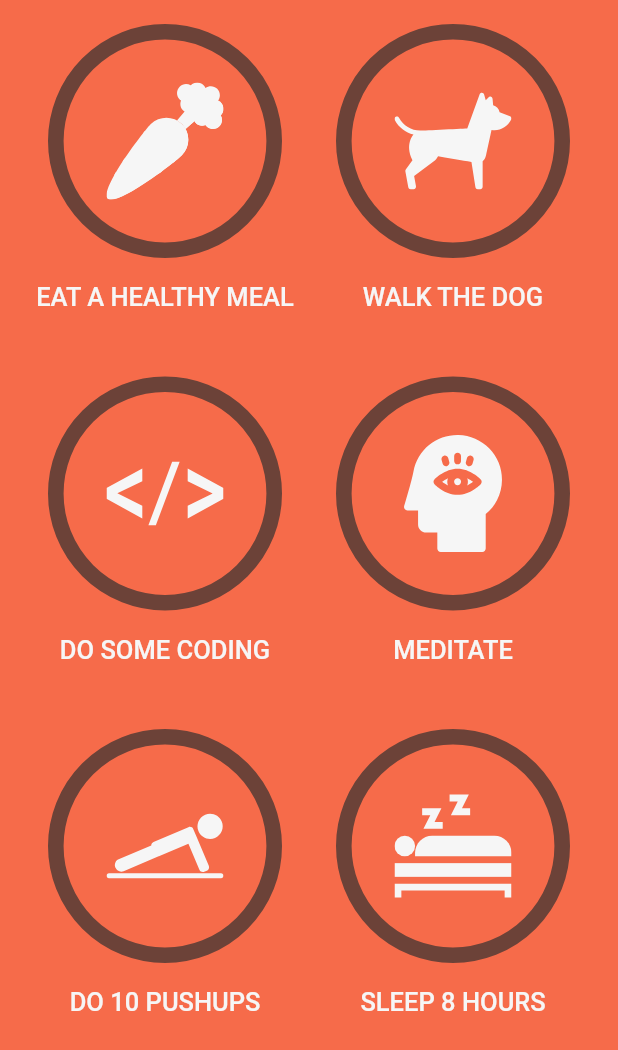
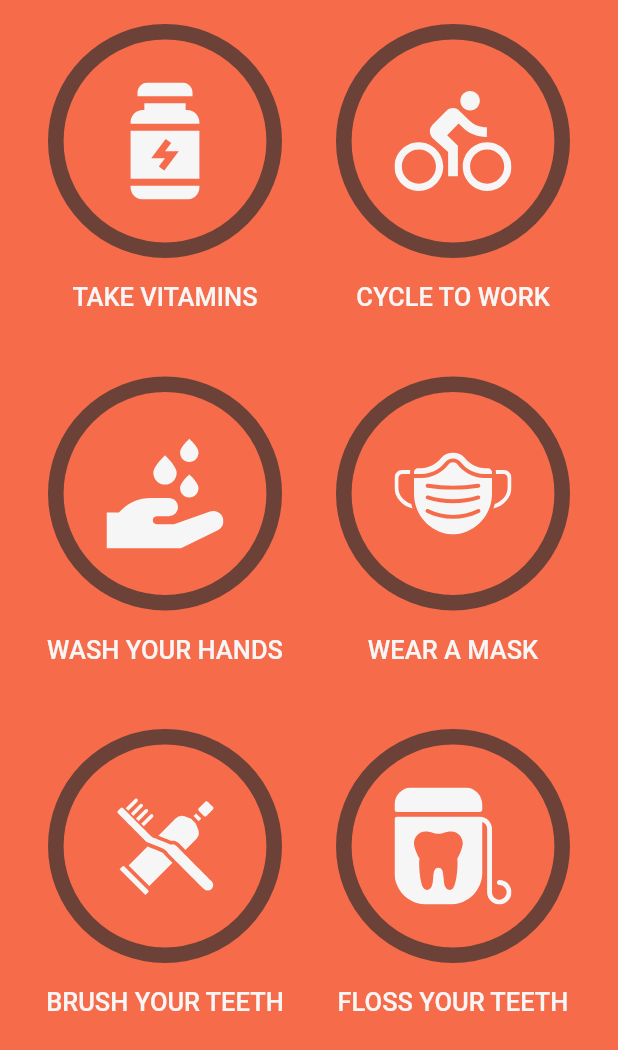
Before and after one commit to isnihal/habit_tracker, a Flutter app: the screen it shows after launch, on a phone screen of 412 x 824 dp. Shown: the top 1050 px of the screen. Run offline on Flutter 3.47's test engine with Material 2 defaults, Android fonts, the phone set to English and light mode, and no system bars; our stand-ins replace flutter_svg, hive, hive_flutter; accounts and stored records are empty; Roboto replaces fonts that are missing (Helvetica Neue).

```diff
--- a/lib/main.dart
+++ b/lib/main.dart
@@ -1,12 +1,25 @@
 import 'package:flutter/material.dart';
 import 'package:habit_tracker/constants/app_assets.dart';
 import 'package:habit_tracker/constants/app_colors.dart';
+import 'package:habit_tracker/persistance/hive_data_store.dart';
 import 'package:habit_tracker/ui/home/home_page.dart';
 import 'package:habit_tracker/ui/theming/app_theme.dart';
+
+import 'models/task.dart';
 
 Future<void> main() async {
   WidgetsFlutterBinding.ensureInitialized();
   await AppAssets.preloadSVGs();
+  final _hiveDatastore = HiveDataStore();
+  await _hiveDatastore.init();
+  await _hiveDatastore.addTasks([
+    Task.create(name: 'Take Vitamins', iconString: AppAssets.vitamins),
+    Task.create(name: 'Cycle to Work', iconString: AppAssets.bike),
+    Task.create(name: 'Wash Your Hands', iconString: AppAssets.washHands),
+    Task.create(name: 'Wear a Mask', iconString: AppAssets.mask),
+    Task.create(name: 'Brush Your Teeth', iconString: AppAssets.toothbrush),
+    Task.create(name: 'Floss Your Teeth', iconString: AppAssets.dentalFloss),
+  ]);
   runApp(MyApp());
 }
 
--- a/lib/models/task.dart
+++ b/lib/models/task.dart
@@ -1,4 +1,5 @@
 import 'package:hive/hive.dart';
+import 'package:uuid/uuid.dart';
 part 'task.g.dart';
 
 @HiveType(typeId: 0)
@@ -11,4 +12,13 @@ class Task{
   final String iconString;
 
   Task({required this.id, required this.name,required this.iconString});
+
+  factory Task.create({required String name,required String iconString}){
+    final id = Uuid().v1();
+    return Task(
+      id: id,
+      iconString: iconString,
+      name: name,
+    );
+  }
 }
--- /dev/null
+++ b/lib/persistance/hive_data_store.dart
@@ -0,0 +1,31 @@
+import 'package:flutter/foundation.dart';
+import 'package:flutter/material.dart';
+import 'package:hive/hive.dart';
+import 'package:hive_flutter/hive_flutter.dart';
+
+import '../models/task.dart';
+
+class HiveDataStore{
+
+  static const _hiveBoxName = 'tasks';
+  late final Box<Task> _hiveBox;
+
+  Future<void> init() async{
+    //Init Hive Flutter
+    await Hive.initFlutter();
+    //Register all adaptors here
+    Hive.registerAdapter<Task>(TaskAdapter());
+    //Open boxes
+   await Hive.openBox<Task>(_hiveBoxName);
+   _hiveBox = Hive.box<Task>(_hiveBoxName);
+  }
+
+  Future<void> addTasks(List<Task> tasks) async {
+    await _hiveBox.clear();
+    await _hiveBox.addAll(tasks);
+  }
+
+  ValueListenable<Box<Task>> openTasksBox() {
+    return Hive.box<Task>(_hiveBoxName).listenable();
+  }
+}
--- a/lib/ui/home/tasks_grid.dart
+++ b/lib/ui/home/tasks_grid.dart
@@ -1,10 +1,11 @@
 import 'package:flutter/material.dart';
+import 'package:habit_tracker/models/task.dart';
 import 'package:habit_tracker/models/task_preset.dart';
 import 'package:habit_tracker/ui/task/task_with_name.dart';
 
 class TaskGrid extends StatelessWidget {
 
-  final List<TaskPreset> tasks;
+  final List<Task> tasks;
 
   const TaskGrid({Key? key,required this.tasks}) : super(key: key);
 
--- a/lib/ui/home/tasks_page.dart
+++ b/lib/ui/home/tasks_page.dart
@@ -1,7 +1,10 @@
 import 'package:flutter/material.dart';
+import 'package:habit_tracker/persistance/hive_data_store.dart';
 import 'package:habit_tracker/ui/home/tasks_grid.dart';
+import 'package:hive/hive.dart';
 
 import '../../constants/app_assets.dart';
+import '../../models/task.dart';
 import '../../models/task_preset.dart';
 
 class TasksPage extends StatelessWidget {
@@ -9,15 +12,16 @@ class TasksPage extends StatelessWidget {
 
   @override
   Widget build(BuildContext context) {
-    return TaskGrid(
-      tasks: const [
-        TaskPreset(name: 'Eat a Healthy Meal', iconName: AppAssets.carrot),
-        TaskPreset(name: 'Walk the Dog', iconName: AppAssets.dog),
-        TaskPreset(name: 'Do Some Coding', iconName: AppAssets.html),
-        TaskPreset(name: 'Meditate', iconName: AppAssets.meditation),
-        TaskPreset(name: 'Do 10 Pushups', iconName: AppAssets.pushups),
-        TaskPreset(name: 'Sleep 8 Hours', iconName: AppAssets.rest),
-      ],
+
+    final _hiveDataStore = HiveDataStore();
+
+    return ValueListenableBuilder(
+      valueListenable: _hiveDataStore.openTasksBox(),
+      builder: (context,Box<Task> box, widget) {
+        return TaskGrid(
+          tasks: box.values.toList(),
+        );
+      },
     );
   }
 }
--- a/lib/ui/task/task_with_name.dart
+++ b/lib/ui/task/task_with_name.dart
@@ -4,9 +4,11 @@ import 'package:habit_tracker/models/task_preset.dart';
 import 'package:habit_tracker/ui/task/task_animation.dart';
 import 'package:habit_tracker/ui/theming/app_theme.dart';
 
+import '../../models/task.dart';
+
 class TaskWithName extends StatelessWidget {
 
-  final TaskPreset task;
+  final Task task;
 
   const TaskWithName({Key? key,required this.task}) : super(key: key);
 
@@ -17,7 +19,7 @@ class TaskWithName extends StatelessWidget {
       children: [
         Padding(
           padding: const EdgeInsets.symmetric(horizontal: 8.0),
-          child: TaskAnimation(taskIcon: task.iconName,),
+          child: TaskAnimation(taskIcon: task.iconString,),
         ),
         SizedBox(height: 16,),
         Text(
```
